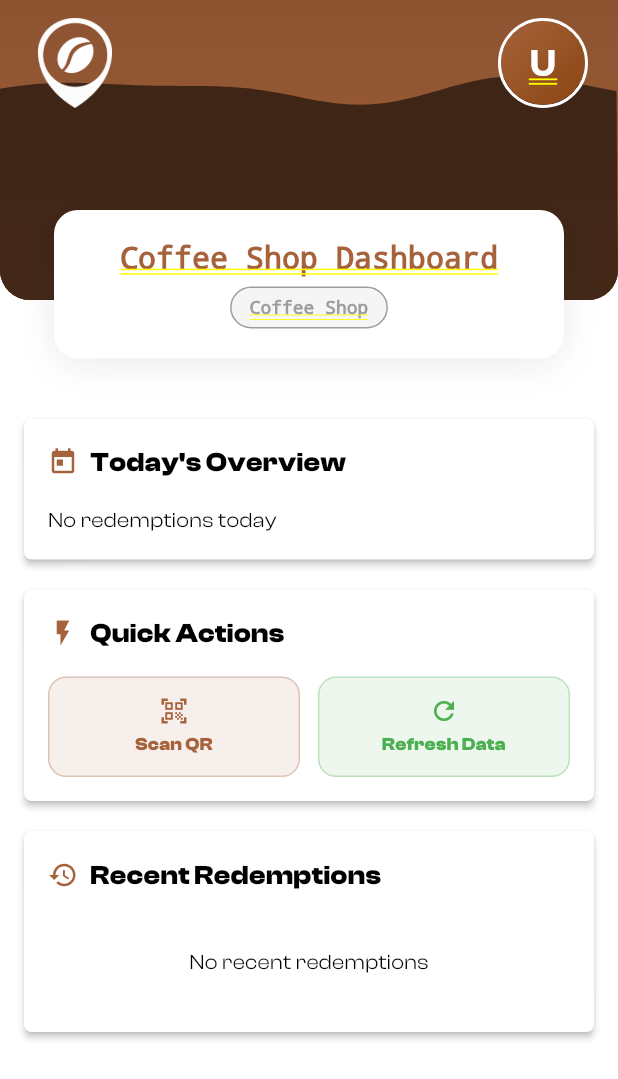
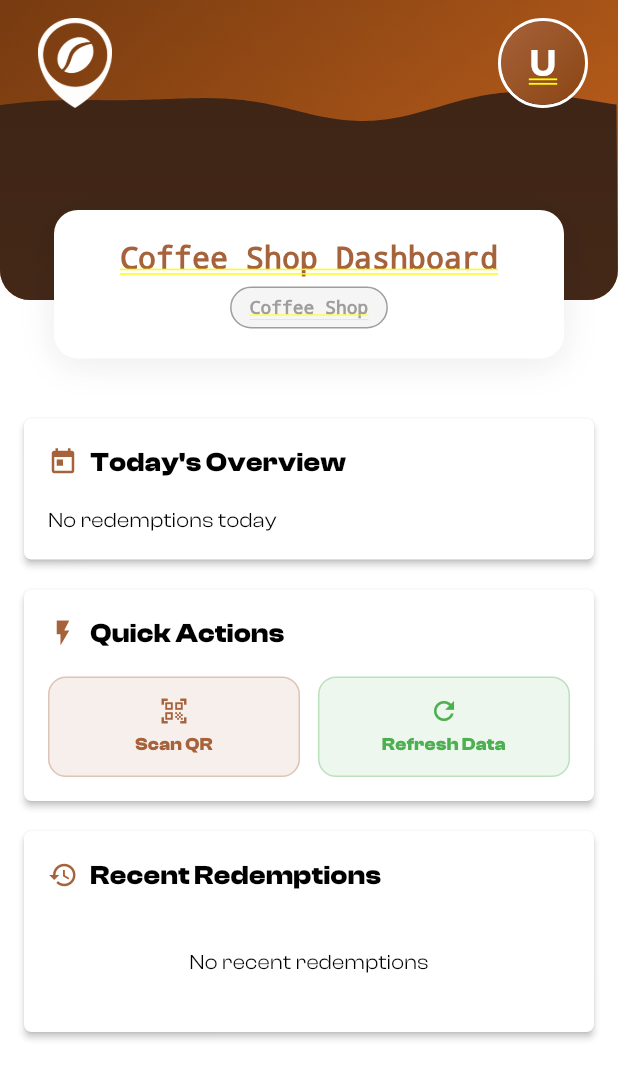
Before and after one commit to Leoavelar/mochapoint, a Flutter app: the CoffeeShopHomeScreen screen opened directly, on a phone screen of 412 x 824 dp. Shown: the top 1079 px of the screen. Run offline on Flutter 3.47's test engine with Material 3 defaults, Android fonts, the phone set to English and light mode, and no system bars; our stand-ins replace flutter_map, geolocator, google_sign_in, latlong2, qr_flutter, shared_preferences; missing offline and left inert: mobile_scanner; accounts and stored records are empty.

Commit message:
ENHANCEMENT: improve espresso cup animation color

```diff
--- a/lib/widgets/app_header.dart
+++ b/lib/widgets/app_header.dart
@@ -22,23 +22,42 @@ class AppHeader extends StatefulWidget {
 
 class _AppHeaderState extends State<AppHeader> with SingleTickerProviderStateMixin {
   // Coffee-themed colors (matching splash screen)
-  static const Color lightCream = Color(0xFFF9F5F1); // Light tone background
-  static const Color frothColor = Color(0xFFA6623A); // Light brown froth
-  static const Color darkEspresso = Color(0xFF472A19); // Dark espresso
+  static const Color darkEspresso = Color(0xFF472A19); // Dark espresso (animated wave)
+
+  // Gradient for background instead of solid froth color
+  static const LinearGradient frothGradient = LinearGradient(
+    begin: Alignment.topLeft,
+    end: Alignment.bottomRight,
+    colors: [
+      Color(0xFF8B4513), // Medium brown (original froth)
+      Color(0xFFD2691E), // Darker brown
+    ],
+    stops: [0.0, 1.0],
+  );
 
   Map<String, dynamic>? _user;
   late AnimationController _waveController;
+  late Animation<double> _waveAnimation;
 
   @override
   void initState() {
     super.initState();
     _loadUserData();
 
-    // Wave animation controller - smooth back-and-forth motion
+    // Wave animation controller - smooth back-and-forth motion with easing
     _waveController = AnimationController(
       vsync: this,
       duration: const Duration(seconds: 4),
-    )..repeat(reverse: true); // Play forward then backward
+    );
+
+    // Apply ease-in-out curve for smooth acceleration/deceleration
+    _waveAnimation = CurvedAnimation(
+      parent: _waveController,
+      curve: Curves.easeInOut,
+    );
+
+    // Repeat with reverse - slows down at ends, speeds up in middle
+    _waveController.repeat(reverse: true);
   }
 
   @override
@@ -78,21 +97,21 @@ class _AppHeaderState extends State<AppHeader> with SingleTickerProviderStateMix
         height: widget.height,
         child: Stack(
           children: [
-            // Base layer - Light cream background
+            // Base layer - Light brown froth gradient (static background)
             Container(
               decoration: const BoxDecoration(
-                color: lightCream,
+                gradient: frothGradient, // Gradient instead of solid color
               ),
             ),
 
-            // Animated coffee liquid layer (like splash screen but covering full header)
+            // Animated dark espresso wave layer (only one animated layer)
             Positioned.fill(
               child: AnimatedBuilder(
-                animation: _waveController,
+                animation: _waveAnimation,
                 builder: (context, child) {
                   return CustomPaint(
                     painter: HeaderCoffeeLiquidPainter(
-                      wavePhase: _waveController.value * 2 * math.pi,
+                      wavePhase: _waveAnimation.value * 2 * math.pi,
                       height: widget.height,
                     ),
                     size: Size.infinite,
@@ -157,15 +176,13 @@ class _AppHeaderState extends State<AppHeader> with SingleTickerProviderStateMix
   }
 }
 
-// Header coffee liquid painter - adapted from splash screen
+// Header coffee liquid painter - single dark espresso wave over froth background
 class HeaderCoffeeLiquidPainter extends CustomPainter {
   final double wavePhase;
   final double height;
 
-  // Same colors as splash screen
-  static const Color frothColor = Color(0xFFA6623A); // Light brown froth
+  // Only need dark espresso color for the wave
   static const Color darkEspresso = Color(0xFF472A19); // Dark espresso
-  static const Color creamBackground = Color(0xFFF9F5F1);
 
   HeaderCoffeeLiquidPainter({
     required this.wavePhase,
@@ -174,39 +191,10 @@ class HeaderCoffeeLiquidPainter extends CustomPainter {
 
   @override
   void paint(Canvas canvas, Size size) {
-    // Background - cream
-    final bgPaint = Paint()..color = frothColor;
-    canvas.drawRect(Rect.fromLTWH(0, 0, size.width, size.height), bgPaint);
+    // Only paint ONE layer: Dark espresso wave
+    // The light brown froth is now the static background
 
-    // LAYER 1: Light brown froth layer (bottom z-index)
-    // Covers more of the header
-    final frothLevel = size.height * 0.3; // Starts at 30% from top
-    final frothPath = Path();
-    frothPath.moveTo(0, size.height);
-
-    for (double x = 0; x <= size.width; x += 3) {
-      final distanceFromCenter = (x - size.width / 2).abs() / (size.width / 2);
-      final amplitude = 8 * (1 - distanceFromCenter * 0.3); // Slightly smaller amplitude for header
-
-      // Same wave pattern as splash screen
-      final wave1 = math.sin((x / size.width) * 3 * math.pi + wavePhase) * amplitude;
-      final wave2 = math.sin((x / size.width) * 5 * math.pi - wavePhase * 0.7) * (amplitude * 0.5);
-
-      final y = frothLevel + wave1 + wave2;
-      frothPath.lineTo(x, y.clamp(0, size.height));
-    }
-
-    frothPath.lineTo(size.width, size.height);
-    frothPath.close();
-
-    final frothPaint = Paint()
-      ..color = darkEspresso
-      ..style = PaintingStyle.fill;
-
-    canvas.drawPath(frothPath, frothPaint);
-
-    // LAYER 2: Dark espresso layer (top z-index)
-    final espressoLevel = size.height * 0.55; // Starts at 55% from top
+    final espressoLevel = size.height * 0.35; // Starts at 55% from top
     final espressoPath = Path();
     espressoPath.moveTo(0, size.height);
 
@@ -214,7 +202,7 @@ class HeaderCoffeeLiquidPainter extends CustomPainter {
       final distanceFromCenter = (x - size.width / 2).abs() / (size.width / 2);
       final amplitude = 8 * (1 - distanceFromCenter * 0.3);
 
-      // Same wave pattern as froth
+      // Wave pattern
       final wave1 = math.sin((x / size.width) * 3 * math.pi + wavePhase) * amplitude;
       final wave2 = math.sin((x / size.width) * 5 * math.pi - wavePhase * 0.7) * (amplitude * 0.5);
 
```
